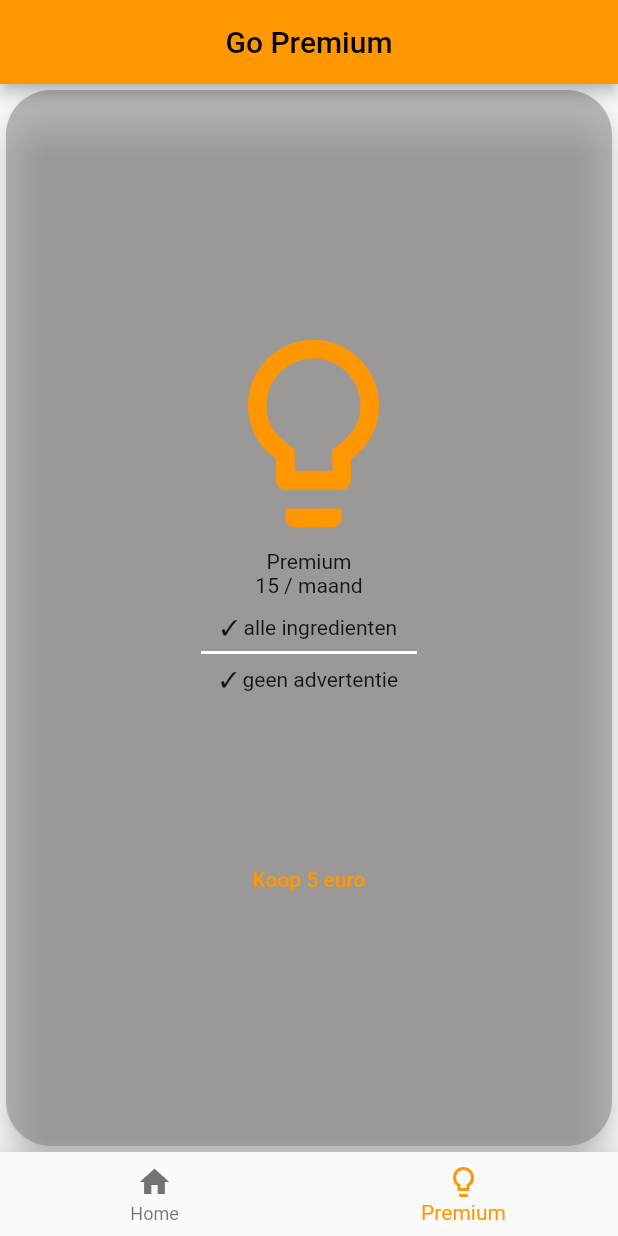
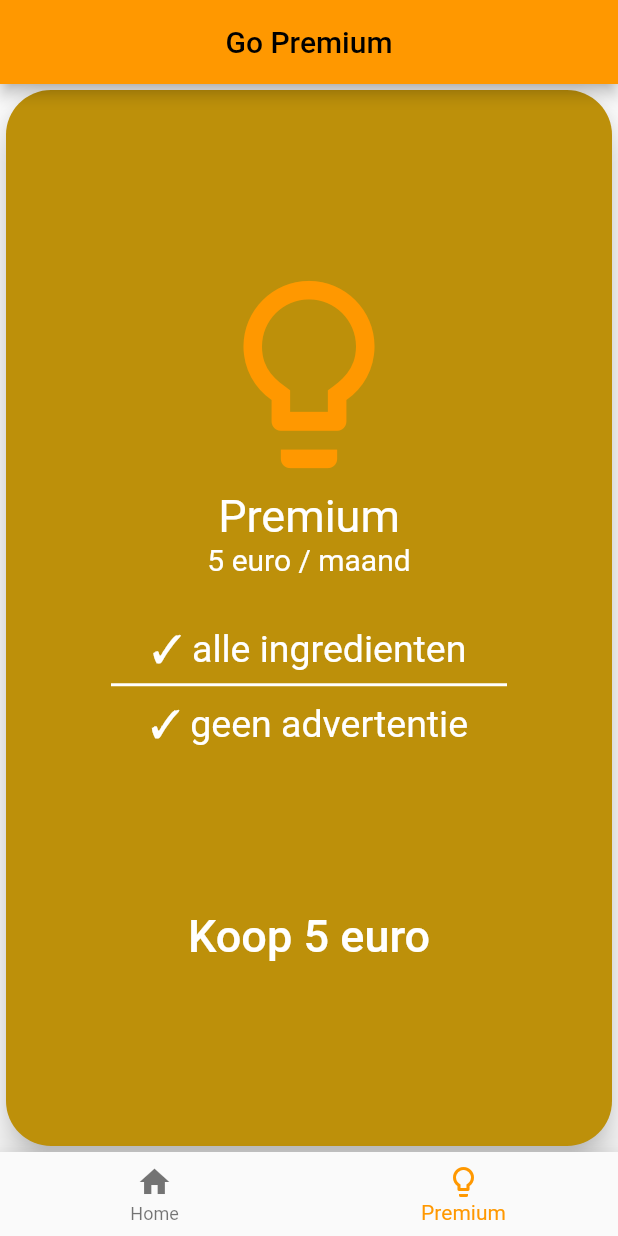
Before and after one commit to MohammedChebab/mad, a Flutter app: the screen it shows after launch, item 2 of the bottom bar chosen, on a phone screen of 412 x 824 dp. Run offline on Flutter 3.47's test engine with Material 2 defaults, Android fonts, the phone set to English and light mode, and no system bars; network calls fail.

Commit message:
hele app geuppdate

```diff
--- a/lib/main.dart
+++ b/lib/main.dart
@@ -1,5 +1,4 @@
 import 'package:flutter/material.dart';
-import 'package:thuisgemaaktexamen/pages/recipe_overview_pages.dart';
 import 'package:thuisgemaaktexamen/pages/navigatiebar.dart';
 
 void main() {
--- a/lib/models/recipe.dart
+++ b/lib/models/recipe.dart
@@ -2,6 +2,7 @@ class Recipe{
 
   final String id;
   final String title;
+  final String time;
   final String ingredients;
   final String bereiding;
   final String imageUrl;
@@ -10,6 +11,7 @@ class Recipe{
   Recipe({
     required this.id,
     required this.title,
+    required this.time,
     required this.ingredients,
     required this.bereiding,
     required this.imageUrl,
--- a/lib/pages/navigatiebar.dart
+++ b/lib/pages/navigatiebar.dart
@@ -1,6 +1,7 @@
 import 'package:flutter/material.dart';
 import 'package:thuisgemaaktexamen/pages/recipe_premium_pages.dart';
 import 'package:thuisgemaaktexamen/pages/recipe_overview_pages.dart';
+import 'package:thuisgemaaktexamen/pages/recipe_details_pages.dart';
 
 class Navigationbar extends StatefulWidget {
   const Navigationbar({super.key});
@@ -8,7 +9,6 @@ class Navigationbar extends StatefulWidget {
   @override
   State<Navigationbar> createState() => _NavigationbarState();
 }
-
 
 class _NavigationbarState extends State<Navigationbar> {
   int _selectedindex = 0;
@@ -20,8 +20,13 @@ class _NavigationbarState extends State<Navigationbar> {
   }
 
   final List<Widget> _pages = [
-    RecipeOverviewPage(),
-    PremiumPage(),
+    const RecipeOverviewPage(),
+    const PremiumPage(),
+    // const RecipeDetailPage(
+    //     title: 'title',
+    //     imageUrl: 'imageUrl',
+    //     ingredients: 'ingredients',
+    //     bereiding: 'bereiding'),
   ];
 
   @override
@@ -33,8 +38,9 @@ class _NavigationbarState extends State<Navigationbar> {
         onTap: _navigateBottomBar,
         items: const [
           BottomNavigationBarItem(icon: Icon(Icons.home), label: 'Home'),
-          BottomNavigationBarItem(icon: Icon(Icons.lightbulb_outline), label: 'Premium'),
-       ],
+          BottomNavigationBarItem(
+              icon: Icon(Icons.lightbulb_outline), label: 'Premium'),
+        ],
       ),
     );
   }
--- a/lib/pages/recipe_premium_pages.dart
+++ b/lib/pages/recipe_premium_pages.dart
@@ -14,12 +14,12 @@ class PremiumPage extends StatelessWidget {
         child: Center(
           child: Card(
             elevation: 10,
-            color: Color.fromARGB(131, 130, 124, 124),
+            color: Color(0xffBD900A),
             shape: RoundedRectangleBorder(
               borderRadius: BorderRadius.circular(30.0),
             ),
             child: Padding(
-              padding: const EdgeInsets.all(130.0),
+              padding: const EdgeInsets.all(70),
               child: Column(
                 mainAxisAlignment: MainAxisAlignment.center,
                 children: [
@@ -37,23 +37,50 @@ class PremiumPage extends StatelessWidget {
                     height: 2,
                   ),
 
-                  const Text("Premium"),
-                  const Text("15 / maand"),
+                  const Text(
+                    "Premium",
+                    style: TextStyle(
+                      fontSize: 30,
+                      color: Colors.white,
+                    ),
+                  ),
+                  const Text(
+                    "5 euro / maand",
+                    style: TextStyle(
+                      fontSize: 20,
+                      color: Colors.white,
+                    ),
+                  ),
                   const SizedBox(
-                    height: 10,
+                    height: 30,
                   ),
-                  const Text("✓ alle ingredienten"),
+                  const Text(
+                    "✓ alle ingredienten",
+                    style: TextStyle(
+                      fontSize: 25,
+                      color: Colors.white,
+                    ),
+                  ),
                   Divider(
                     color: Colors.white,
                     thickness: 2,
                   ),
-                  const Text("✓ geen advertentie"),
+                  const Text(
+                    "✓ geen advertentie",
+                    style: TextStyle(
+                      fontSize: 25,
+                      color: Colors.white,
+                    ),
+                  ),
                   const SizedBox(
                     height: 100,
                   ),
                   TextButton(
                     onPressed: () {},
-                    child: const Text("Koop 5 euro"),
+                    child: const Text(
+                      "Koop 5 euro",
+                      style: TextStyle(fontSize: 30, color: Colors.white),
+                    ),
                   ),
                 ],
               ),
```
Also changed, not shown: lib/components/recipe_item.dart (+10 -4 lines), lib/pages/recipe_details_pages.dart (+22 -5 lines), lib/pages/recipe_overview_pages.dart (+17 -9 lines).
